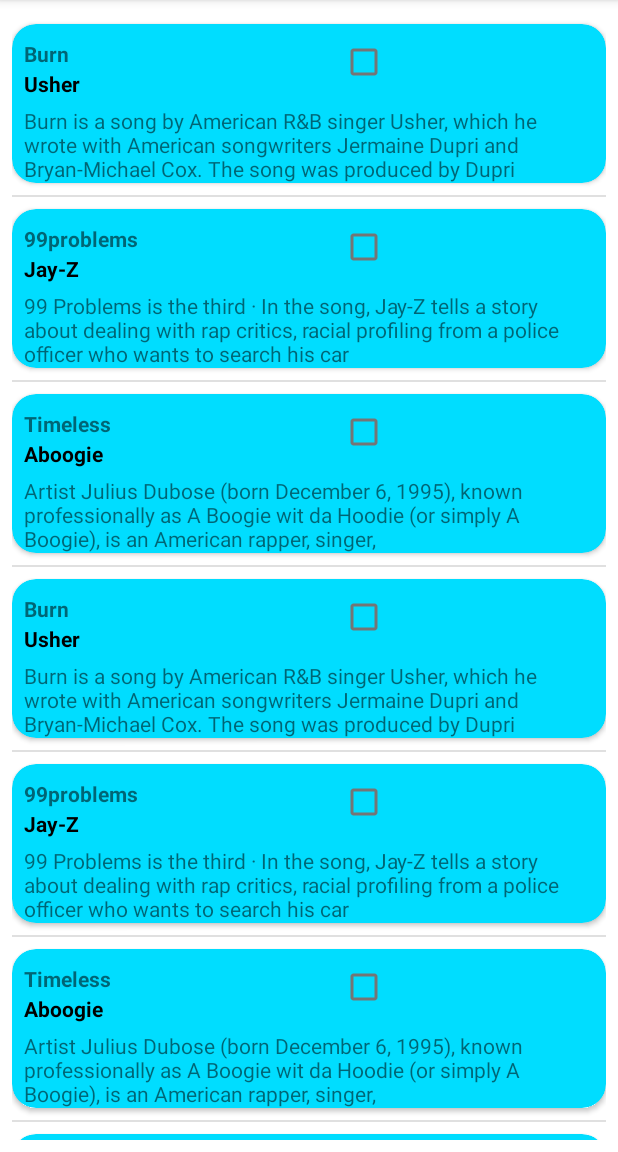
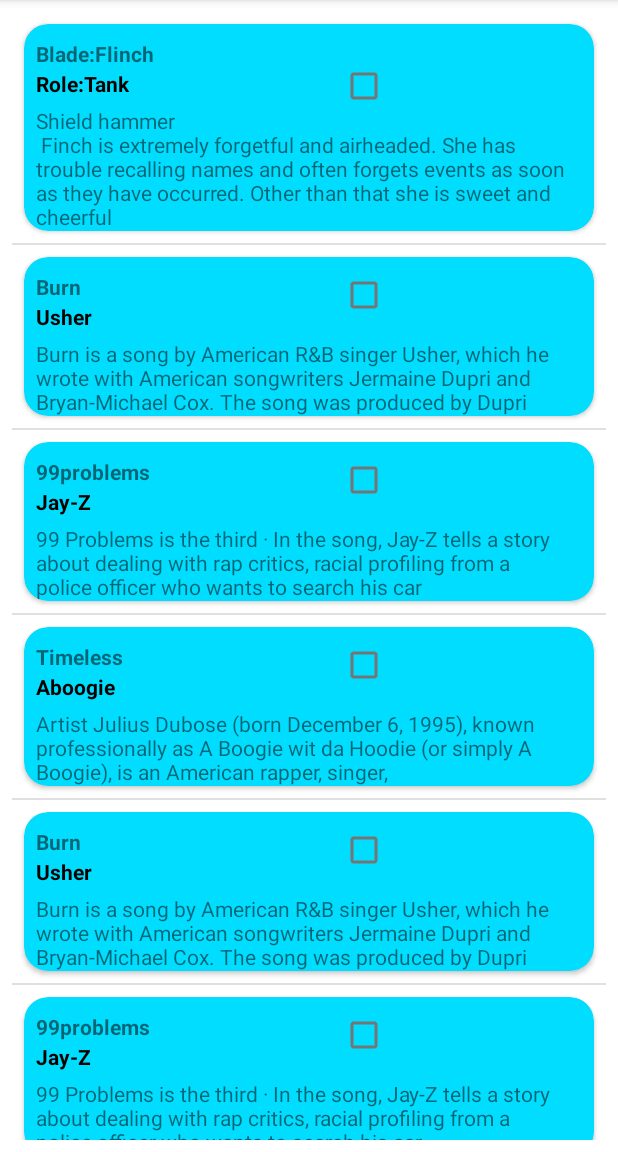
Before and after one commit to veelected/RecyclerList, an Android app: the screen it shows after launch (MainActivity), on a phone screen of 412 x 824 dp, the part 84-1236 px from its top. Run offline under Robolectric (Android 15) with nearby library versions, the phone set to English and light mode, and no system bars.

Commit message:
xeno entry test

```diff
--- a/app/src/main/java/com/example/listviewexample/MainActivity.java
+++ b/app/src/main/java/com/example/listviewexample/MainActivity.java
@@ -1,12 +1,10 @@
 package com.example.listviewexample;
-
-import androidx.appcompat.app.AppCompatActivity;
 
 import android.os.Bundle;
 import android.util.Log;
-import android.widget.ArrayAdapter;
 import android.widget.ListView;
-import android.widget.RadioButton;
+
+import androidx.appcompat.app.AppCompatActivity;
 
 import java.util.ArrayList;
 
@@ -31,9 +29,10 @@ public class MainActivity extends AppCompatActivity {
         FeedAdapter usher4 = new FeedAdapter("Usher", "Burn", "Burn is a song by American R&B singer Usher, which he wrote with American songwriters Jermaine Dupri and Bryan-Michael Cox. The song was produced by Dupri ");
         FeedAdapter jayz2 = new FeedAdapter("Jay-Z", "99problems", "99 Problems is the third · In the song, Jay-Z tells a story about dealing with rap critics, racial profiling from a police officer who wants to search his car");
         FeedAdapter aboogie3 = new FeedAdapter("Aboogie", "Timeless", "Artist Julius Dubose (born December 6, 1995), known professionally as A Boogie wit da Hoodie (or simply A Boogie), is an American rapper, singer, ");
-
+        FeedAdapter blade1 = new FeedAdapter("Role:Tank", "Blade:Flinch", "Shield hammer \n Finch is extremely forgetful and airheaded. She has trouble recalling names and often forgets events as soon as they have occurred. Other than that she is sweet and cheerful");
         ArrayList<FeedAdapter> peopleList = new ArrayList<>();
 
+        peopleList.add(blade1);
         peopleList.add(usher);
         peopleList.add(jayz);
         peopleList.add(aboogie);
--- a/app/src/main/res/layout/listview_topmusic.xml
+++ b/app/src/main/res/layout/listview_topmusic.xml
@@ -6,7 +6,7 @@
     android:layout_height="match_parent">
 
     <androidx.cardview.widget.CardView
-        android:layout_width="wrap_content"
+        android:layout_width="0dp"
         android:layout_height="wrap_content"
         android:layout_marginStart="8dp"
         android:layout_marginTop="8dp"
@@ -23,10 +23,10 @@
             android:id="@+id/checkBox2"
             android:layout_width="match_parent"
             android:layout_height="match_parent"
+            android:layout_marginStart="90dp"
             android:layout_marginEnd="16dp"
+            android:layout_marginBottom="55dp"
             android:minWidth="48dp"
-            android:layout_marginStart="90dp"
-            android:layout_marginBottom="55dp"
             android:textAlignment="textEnd"
             tools:ignore="TouchTargetSizeCheck" />
 
```
